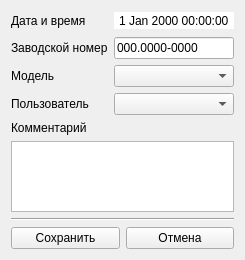
Qt form usonicapp/forms/edit_record.ui (Kneshal/usonicApp) before a commit.
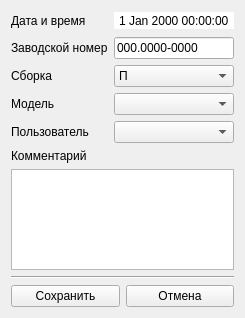
The same form after that commit.

Commit message: Add stat calc, composition, synchronization

The edit to the form file:
```diff
--- a/usonicapp/forms/edit_record.ui
+++ b/usonicapp/forms/edit_record.ui
@@ -7,7 +7,7 @@
     <x>0</x>
     <y>0</y>
     <width>239</width>
-    <height>260</height>
+    <height>318</height>
    </rect>
   </property>
   <property name="windowTitle">
@@ -115,6 +115,60 @@
      </item>
     </layout>
    </item>
+   <item>
+    <layout class="QHBoxLayout" name="horizontalLayout_6">
+     <item>
+      <widget class="QLabel" name="label_6">
+       <property name="text">
+        <string>Сборка</string>
+       </property>
+      </widget>
+     </item>
+     <item>
+      <spacer name="horizontalSpacer_5">
+       <property name="orientation">
+        <enum>Qt::Horizontal</enum>
+       </property>
+       <property name="sizeHint" stdset="0">
+        <size>
+         <width>40</width>
+         <height>20</height>
+        </size>
+       </property>
+      </spacer>
+     </item>
+     <item>
+      <widget class="QComboBox" name="composition_combobox">
+       <property name="minimumSize">
+        <size>
+         <width>120</width>
+         <height>0</height>
+        </size>
+       </property>
+       <item>
+        <property name="text">
+         <string>П</string>
+        </property>
+       </item>
+       <item>
+        <property name="text">
+         <string>ПК</string>
+        </property>
+       </item>
+       <item>
+        <property name="text">
+         <string>ПКИ</string>
+        </property>
+       </item>
+       <item>
+        <property name="text">
+         <string>Неизвестно</string>
+        </property>
+       </item>
+      </widget>
+     </item>
+    </layout>
+   </item>
    <item>
     <layout class="QHBoxLayout" name="horizontalLayout_3">
      <item>
```
The commit also changes 15 other files.
